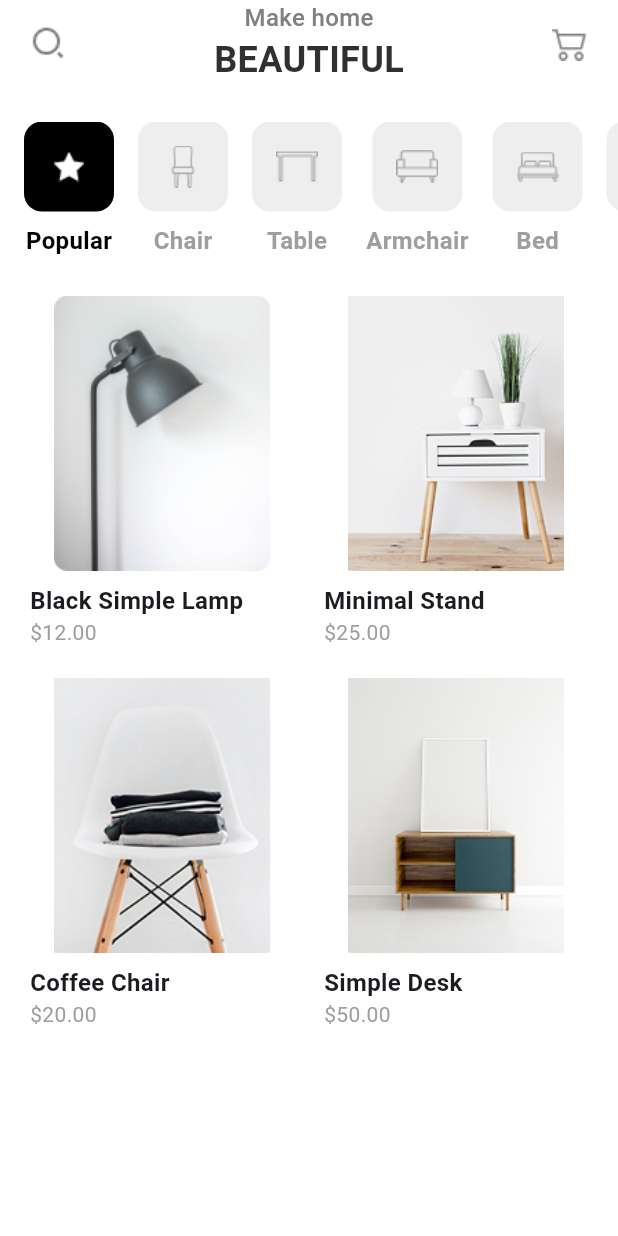
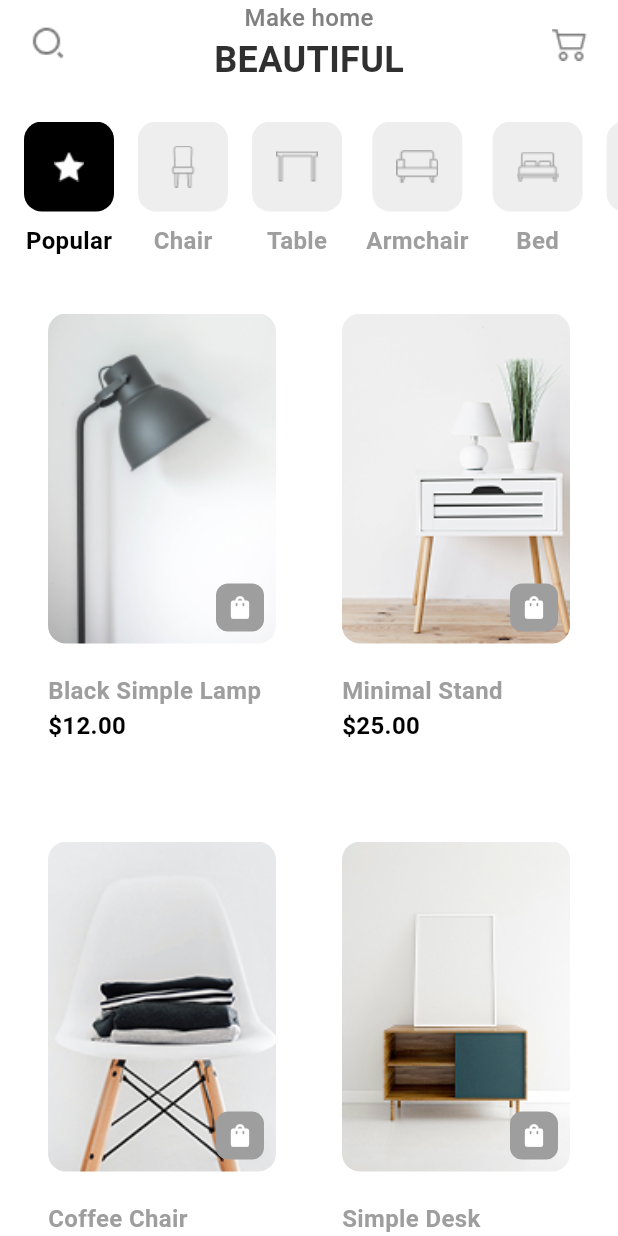
Before and after one commit to iamfarazbaloch/furniture_app, a Flutter app: the HomePage screen opened directly, on a phone screen of 412 x 824 dp. Run offline on Flutter 3.47's test engine with Material 3 defaults, Android fonts, the phone set to English and light mode, and no system bars; our stand-ins replace gap, google_fonts; Roboto replaces fonts that are missing (Gelasio).

```diff
--- /dev/null
+++ b/lib/pages/detail_page.dart
@@ -0,0 +1,15 @@
+import 'package:flutter/material.dart';
+
+class DetailPage extends StatefulWidget {
+  const DetailPage({super.key});
+
+  @override
+  State<DetailPage> createState() => _DetailPageState();
+}
+
+class _DetailPageState extends State<DetailPage> {
+  @override
+  Widget build(BuildContext context) {
+    return Scaffold();
+  }
+}
--- a/lib/pages/home_page.dart
+++ b/lib/pages/home_page.dart
@@ -129,39 +129,71 @@ class _HomePageState extends State<HomePage> {
                     crossAxisCount: 2,
                     mainAxisSpacing: 20,
                     crossAxisSpacing: 20,
-                    childAspectRatio: 0.75,
+                    childAspectRatio: 0.53,
                   ),
                   itemBuilder: (context, index) {
                     final item = items[index];
-                    return Column(
+                    return Container(
+                      decoration: BoxDecoration(
+                        color: Colors.transparent,
+                        borderRadius: BorderRadius.circular(16),
+                      ),
+                      padding: const EdgeInsets.all(12),
+                      child: Column(
                         crossAxisAlignment: CrossAxisAlignment.start,
                         children: [
-                        Expanded(
-                          child: ClipRRect(
-                            borderRadius: BorderRadius.circular(20),
+                          Stack(
+                            children: [
+                              ClipRRect(
+                                borderRadius: BorderRadius.circular(12),
+                                child: GestureDetector(
+                                  onTap: () {},
                                   child: Image.asset(
                                     item.image,
-                              fit: BoxFit.contain,
+                                    fit: BoxFit.cover,
                                     width: double.infinity,
+                                    height: 220,
                                   ),
                                 ),
                               ),
-                        const SizedBox(height: 8),
+                              Positioned(
+                                bottom: 8,
+                                right: 8,
+                                child: Container(
+                                  height: 32,
+                                  width: 32,
+                                  decoration: BoxDecoration(
+                                    color: Colors.grey.shade500,
+                                    borderRadius: BorderRadius.circular(8),
+                                  ),
+                                  child: Icon(
+                                    Icons.shopping_bag,
+                                    size: 18,
+                                    color: Colors.white,
+                                  ),
+                                ),
+                              ),
+                            ],
+                          ),
+                          const Gap(20),
                           Text(
                             item.name,
                             style: const TextStyle(
                               fontWeight: FontWeight.bold,
+                              color: Colors.grey,
                               fontSize: 16,
                             ),
                           ),
                           Text(
                             '\$${item.price.toStringAsFixed(2)}',
                             style: const TextStyle(
-                            color: Colors.grey,
-                            fontSize: 14,
+                              color: Colors.black,
+                              fontSize: 16,
+                              fontWeight: FontWeight.bold,
                             ),
                           ),
                         ],
+                      ),
                     );
                   },
                 ),
```
Lines whose indentation alone changed are shown as unchanged.
